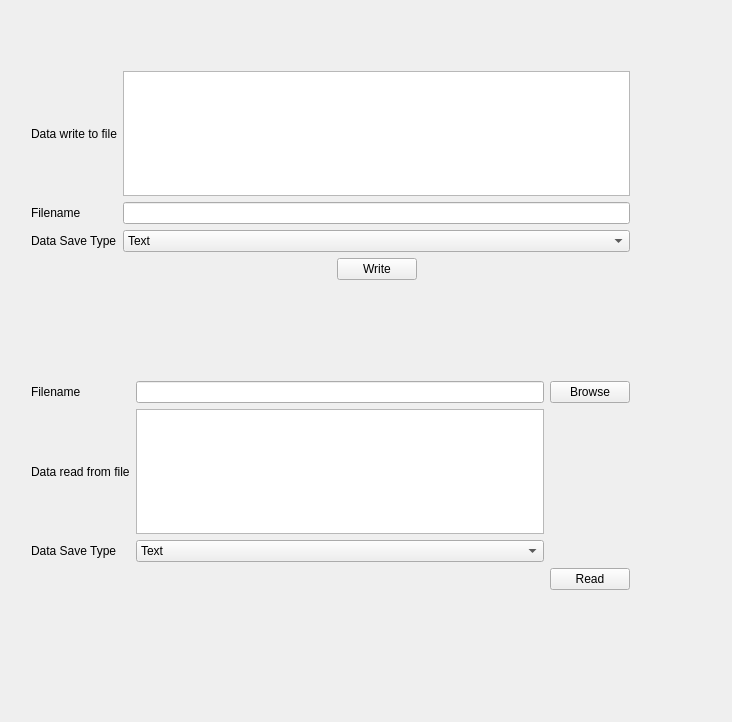
First picture: the form in File_Read_Write_Examples/filereadwrite.ui, repository linuxqtcppexamples/QFile_QTextStream_QDataStream, before the edit.
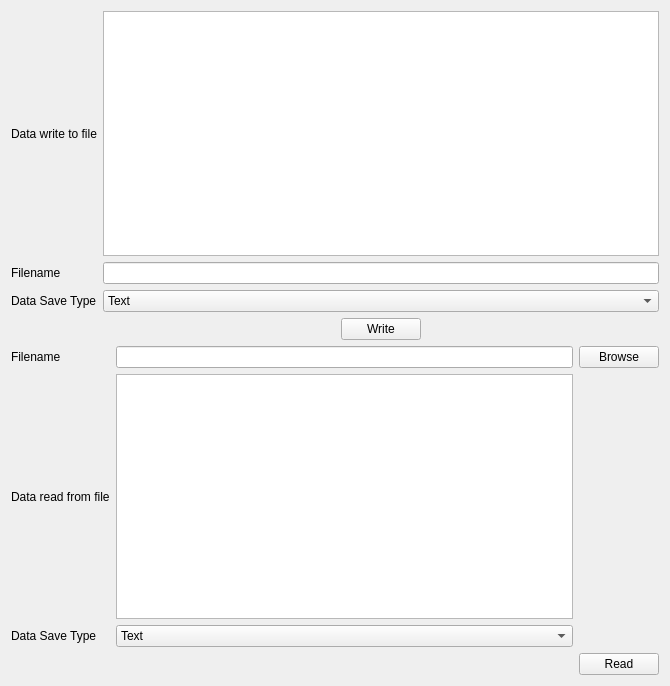
Second picture: the form after the edit.

```diff
--- a/File_Read_Write_Examples/filereadwrite.ui
+++ b/File_Read_Write_Examples/filereadwrite.ui
@@ -6,23 +6,98 @@
    <rect>
     <x>0</x>
     <y>0</y>
-    <width>732</width>
-    <height>722</height>
+    <width>670</width>
+    <height>686</height>
    </rect>
   </property>
   <property name="windowTitle">
    <string> File Read Write</string>
   </property>
   <widget class="QWidget" name="centralWidget">
-   <widget class="QWidget" name="layoutWidget">
-    <property name="geometry">
-     <rect>
-      <x>20</x>
-      <y>370</y>
-      <width>621</width>
-      <height>231</height>
-     </rect>
-    </property>
+   <layout class="QVBoxLayout" name="verticalLayout">
+    <item>
+     <layout class="QGridLayout" name="gridLayout">
+      <item row="1" column="1">
+       <widget class="QLineEdit" name="m_leWriteFileName"/>
+      </item>
+      <item row="1" column="0">
+       <widget class="QLabel" name="m_pbWriteFileName">
+        <property name="text">
+         <string>Filename</string>
+        </property>
+       </widget>
+      </item>
+      <item row="2" column="0">
+       <widget class="QLabel" name="m_lblWriteDataSaveType">
+        <property name="text">
+         <string>Data Save Type</string>
+        </property>
+       </widget>
+      </item>
+      <item row="0" column="0">
+       <widget class="QLabel" name="m_lblDataWriteToFIle">
+        <property name="text">
+         <string>Data write to file</string>
+        </property>
+       </widget>
+      </item>
+      <item row="2" column="1">
+       <widget class="QComboBox" name="m_cmbxWriteDataSaveType">
+        <item>
+         <property name="text">
+          <string>Text</string>
+         </property>
+        </item>
+        <item>
+         <property name="text">
+          <string>Binary</string>
+         </property>
+        </item>
+       </widget>
+      </item>
+      <item row="0" column="1">
+       <widget class="QPlainTextEdit" name="m_teDataWriteToFIle"/>
+      </item>
+      <item row="3" column="1">
+       <layout class="QHBoxLayout" name="horizontalLayout">
+        <item>
+         <spacer name="horizontalSpacer">
+          <property name="orientation">
+           <enum>Qt::Horizontal</enum>
+          </property>
+          <property name="sizeHint" stdset="0">
+           <size>
+            <width>40</width>
+            <height>20</height>
+           </size>
+          </property>
+         </spacer>
+        </item>
+        <item>
+         <widget class="QPushButton" name="m_pbWrite">
+          <property name="text">
+           <string>Write</string>
+          </property>
+         </widget>
+        </item>
+        <item>
+         <spacer name="horizontalSpacer_2">
+          <property name="orientation">
+           <enum>Qt::Horizontal</enum>
+          </property>
+          <property name="sizeHint" stdset="0">
+           <size>
+            <width>40</width>
+            <height>20</height>
+           </size>
+          </property>
+         </spacer>
+        </item>
+       </layout>
+      </item>
+     </layout>
+    </item>
+    <item>
     <layout class="QGridLayout" name="gridLayout_2">
      <item row="3" column="0">
       <widget class="QLabel" name="m_lblReadDataSaveType">
@@ -84,97 +159,8 @@
       </widget>
      </item>
     </layout>
-   </widget>
-   <widget class="QWidget" name="">
-    <property name="geometry">
-     <rect>
-      <x>20</x>
-      <y>60</y>
-      <width>621</width>
-      <height>231</height>
-     </rect>
-    </property>
-    <layout class="QGridLayout" name="gridLayout">
-     <item row="1" column="1">
-      <widget class="QLineEdit" name="m_leWriteFileName"/>
-     </item>
-     <item row="1" column="0">
-      <widget class="QLabel" name="m_pbWriteFileName">
-       <property name="text">
-        <string>Filename</string>
-       </property>
-      </widget>
-     </item>
-     <item row="2" column="0">
-      <widget class="QLabel" name="m_lblWriteDataSaveType">
-       <property name="text">
-        <string>Data Save Type</string>
-       </property>
-      </widget>
-     </item>
-     <item row="0" column="0">
-      <widget class="QLabel" name="m_lblDataWriteToFIle">
-       <property name="text">
-        <string>Data write to file</string>
-       </property>
-      </widget>
-     </item>
-     <item row="2" column="1">
-      <widget class="QComboBox" name="m_cmbxWriteDataSaveType">
-       <item>
-        <property name="text">
-         <string>Text</string>
-        </property>
-       </item>
-       <item>
-        <property name="text">
-         <string>Binary</string>
-        </property>
-       </item>
-      </widget>
-     </item>
-     <item row="0" column="1">
-      <widget class="QPlainTextEdit" name="m_teDataWriteToFIle"/>
-     </item>
-     <item row="3" column="1">
-      <layout class="QHBoxLayout" name="horizontalLayout">
-       <item>
-        <spacer name="horizontalSpacer">
-         <property name="orientation">
-          <enum>Qt::Horizontal</enum>
-         </property>
-         <property name="sizeHint" stdset="0">
-          <size>
-           <width>40</width>
-           <height>20</height>
-          </size>
-         </property>
-        </spacer>
-       </item>
-       <item>
-        <widget class="QPushButton" name="m_pbWrite">
-         <property name="text">
-          <string>Write</string>
-         </property>
-        </widget>
-       </item>
-       <item>
-        <spacer name="horizontalSpacer_2">
-         <property name="orientation">
-          <enum>Qt::Horizontal</enum>
-         </property>
-         <property name="sizeHint" stdset="0">
-          <size>
-           <width>40</width>
-           <height>20</height>
-          </size>
-         </property>
-        </spacer>
-       </item>
-      </layout>
-     </item>
-    </layout>
-   </widget>
+    </item>
+   </layout>
   </widget>
  </widget>
  <layoutdefault spacing="6" margin="11"/>
```
Lines whose indentation alone changed are shown as unchanged.
